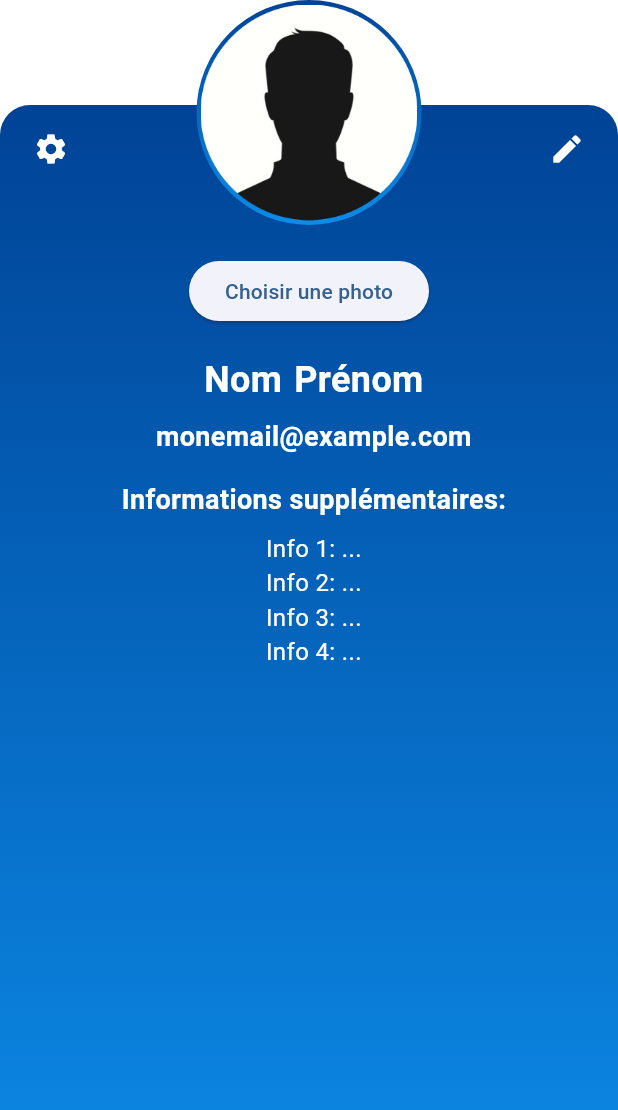
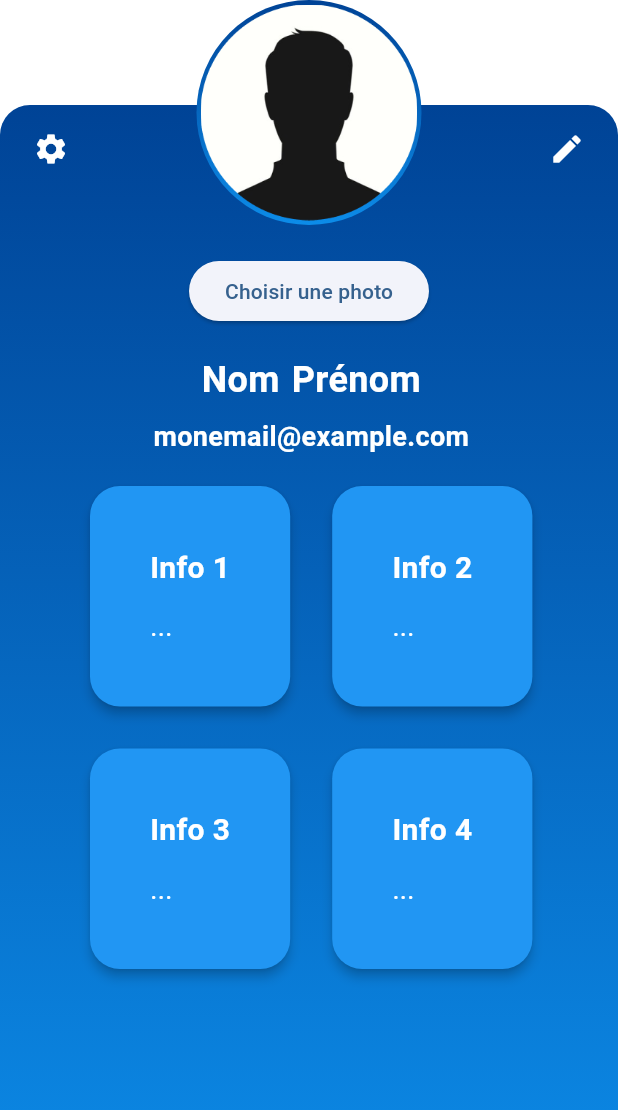
Before and after one commit to PaulDelamare/Diwe_front, a Flutter app: the UserPage screen opened by its route, on a phone screen of 412 x 824 dp. Shown: the top 1110 px of the screen. Run offline on Flutter 3.47's test engine with Material 3 defaults, Android fonts, the light colour scheme and no system bars; our stand-ins replace fl_chart, image_picker.

Commit message:
j'ai centrer les futures infos et l'ai est mis dans des cards

```diff
--- a/lib/user/infos.dart
+++ b/lib/user/infos.dart
@@ -3,7 +3,8 @@ import 'package:flutter/material.dart';
 class InfosWidget extends StatelessWidget {
   @override
   Widget build(BuildContext context) {
-    return Container(
+    return Center( // Centrer le contenu
+      child: Container(
         padding: EdgeInsets.all(16.0),
         decoration: BoxDecoration(
           color: Colors.transparent, // Fond transparent
@@ -31,28 +32,54 @@ class InfosWidget extends StatelessWidget {
               style: TextStyle(fontSize: 18, color: Colors.white, fontWeight: FontWeight.bold),
             ),
             SizedBox(height: 16),
-          Text(
-            'Informations supplémentaires:',
-            style: TextStyle(fontSize: 18, color: Colors.white, fontWeight: FontWeight.bold),
+
+            // Affichage des informations supplémentaires en quatre cartes
+            Row(
+              mainAxisAlignment: MainAxisAlignment.center,
+              children: [
+                _buildInfoCard('Info 1', '...'),
+                SizedBox(width: 20), // Ajuster l'espacement entre les cartes
+                _buildInfoCard('Info 2', '...'),
+              ],
             ),
-          SizedBox(height: 8),
-          Text(
-            'Info 1: ...',
-            style: TextStyle(fontSize: 16, color: Colors.white),
-          ),
-          Text(
-            'Info 2: ...',
-            style: TextStyle(fontSize: 16, color: Colors.white),
-          ),
-          Text(
-            'Info 3: ...',
-            style: TextStyle(fontSize: 16, color: Colors.white),
-          ),
-          Text(
-            'Info 4: ...',
-            style: TextStyle(fontSize: 16, color: Colors.white),
+            SizedBox(height: 20), // Ajuster l'espacement entre les rangées de cartes
+            Row(
+              mainAxisAlignment: MainAxisAlignment.center,
+              children: [
+                _buildInfoCard('Info 3', '...'),
+                SizedBox(width: 20), // Ajuster l'espacement entre les cartes
+                _buildInfoCard('Info 4', '...'),
+              ],
             ),
           ],
+        ),
+      ),
+    );
+  }
+
+  Widget _buildInfoCard(String title, String content) {
+    return Card(
+      color: Colors.blue, // Couleur de la carte
+      elevation: 3, // Élévation de la carte
+      shape: RoundedRectangleBorder(
+        borderRadius: BorderRadius.circular(20.0), // Bord arrondi
+      ),
+      child: Padding(
+        padding: const EdgeInsets.all(40.0), // Ajuster l'espace intérieur de la carte
+        child: Column(
+          crossAxisAlignment: CrossAxisAlignment.start,
+          children: [
+            Text(
+              title,
+              style: TextStyle(fontSize: 20, color: Colors.white, fontWeight: FontWeight.bold),
+            ),
+            SizedBox(height: 12), // Ajuster l'espace entre le titre et le contenu
+            Text(
+              content,
+              style: TextStyle(fontSize: 18, color: Colors.white),
+            ),
+          ],
+        ),
       ),
     );
   }
--- a/lib/user/user.dart
+++ b/lib/user/user.dart
@@ -13,7 +13,8 @@ class _UserPageState extends State<UserPage> {
   @override
   Widget build(BuildContext context) {
     return Scaffold(
-      body: Stack(
+      body: Center( // Centrer le contenu de UserPage
+        child: Stack(
           children: [
             // Espace au-dessus du fond bleu
             Positioned(
@@ -81,11 +82,12 @@ class _UserPageState extends State<UserPage> {
             // InfosWidget
             Positioned(
               top: 220, // Ajustez la position verticale selon vos besoins
-            left: 65, // Ajustez la position horizontale selon vos besoins
+              left: 40, // Ajustez la position horizontale selon vos besoins
               child: InfosWidget(),
             ),
           ],
         ),
+      ),
     );
   }
 }
```
Lines whose indentation alone changed are shown as unchanged.
